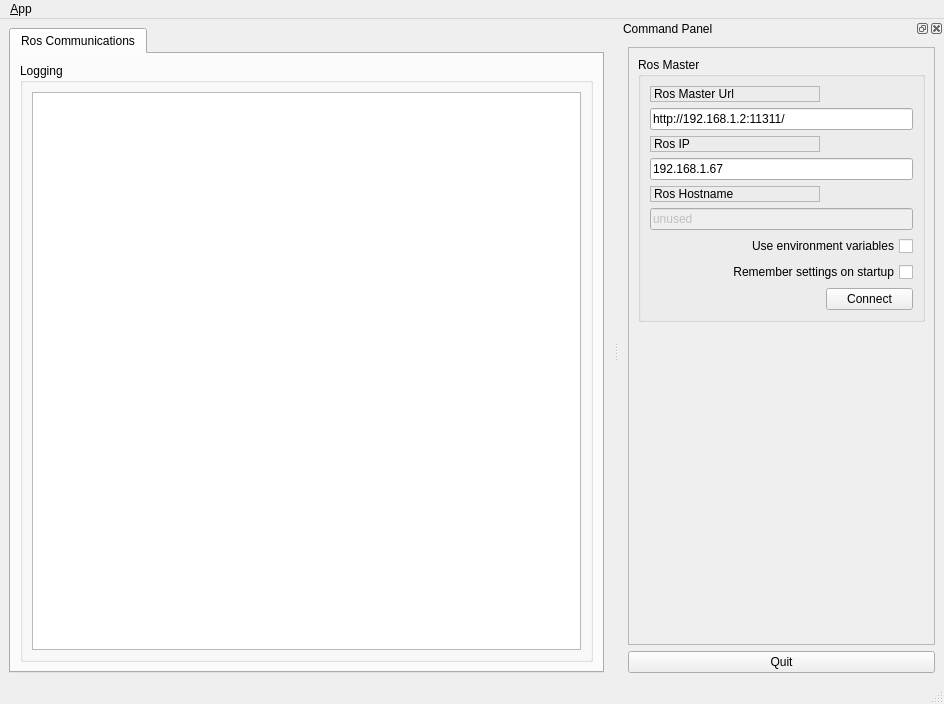
First picture: the form in test_qt_ros/ui/main_window.ui, repository NovemberChopin/ParallelDriving, before the edit.
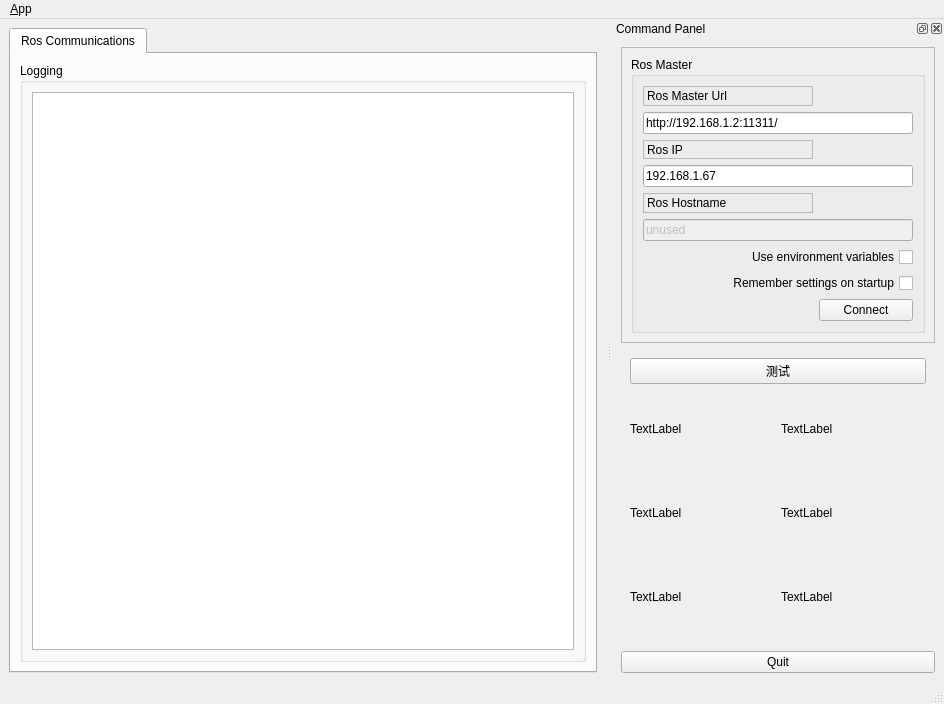
Second picture: the form after the edit. Icons and pictures are not drawn.

Patch:
```diff
--- a/test_qt_ros/ui/main_window.ui
+++ b/test_qt_ros/ui/main_window.ui
@@ -97,8 +97,8 @@
    </property>
    <property name="minimumSize">
     <size>
-     <width>325</width>
-     <height>368</height>
+     <width>332</width>
+     <height>540</height>
     </size>
    </property>
    <property name="allowedAreas">
@@ -254,18 +254,64 @@
           </layout>
          </widget>
         </item>
+       </layout>
+      </widget>
+     </item>
+     <item>
+      <widget class="QWidget" name="widget" native="true">
+       <layout class="QVBoxLayout" name="verticalLayout_4">
         <item>
-         <spacer name="verticalSpacer_3">
-          <property name="orientation">
-           <enum>Qt::Vertical</enum>
+         <widget class="QPushButton" name="pushButton">
+          <property name="text">
+           <string>测试</string>
           </property>
-          <property name="sizeHint" stdset="0">
-           <size>
-            <width>20</width>
-            <height>233</height>
-           </size>
-          </property>
-         </spacer>
+         </widget>
+        </item>
+        <item>
+         <layout class="QGridLayout" name="gridLayout_2">
+          <item row="1" column="0">
+           <widget class="QLabel" name="label_4">
+            <property name="text">
+             <string>TextLabel</string>
+            </property>
+           </widget>
+          </item>
+          <item row="0" column="0">
+           <widget class="QLabel" name="label_5">
+            <property name="text">
+             <string>TextLabel</string>
+            </property>
+           </widget>
+          </item>
+          <item row="1" column="1">
+           <widget class="QLabel" name="label_7">
+            <property name="text">
+             <string>TextLabel</string>
+            </property>
+           </widget>
+          </item>
+          <item row="0" column="1">
+           <widget class="QLabel" name="label_6">
+            <property name="text">
+             <string>TextLabel</string>
+            </property>
+           </widget>
+          </item>
+          <item row="2" column="0">
+           <widget class="QLabel" name="label_8">
+            <property name="text">
+             <string>TextLabel</string>
+            </property>
+           </widget>
+          </item>
+          <item row="2" column="1">
+           <widget class="QLabel" name="label_9">
+            <property name="text">
+             <string>TextLabel</string>
+            </property>
+           </widget>
+          </item>
+         </layout>
         </item>
        </layout>
       </widget>
```
Left out of the diff: 2 changed lines with no effect on the pictures.
